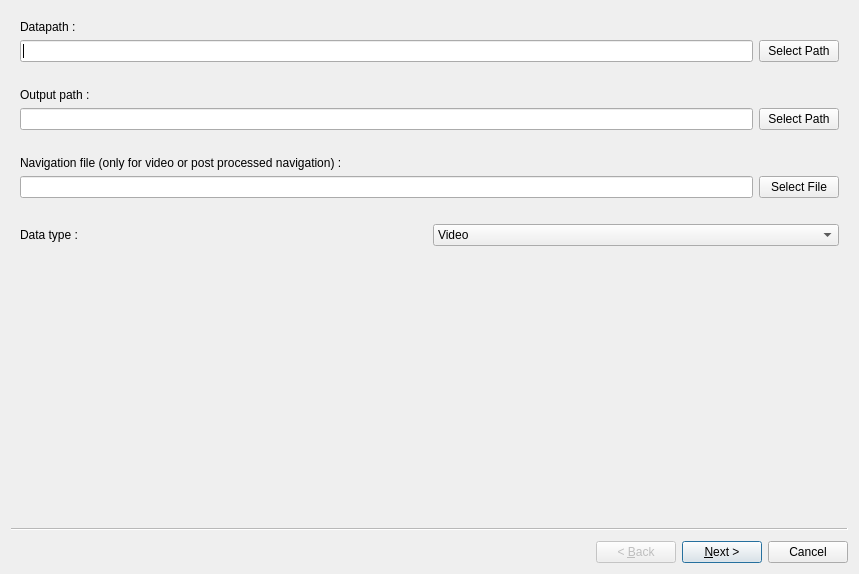
The window that Src/Tools/DataPreprocessingWizard/data_preprocessing_wizard.ui (IfremerUnderwater/Matisse) describes before a commit, drawn with Qt 5.
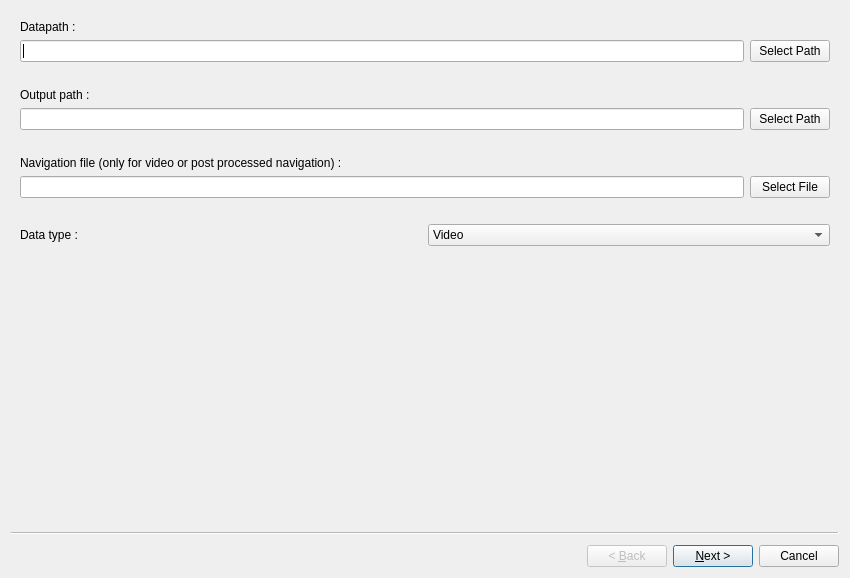
The same window after the commit.

What changed in the file:
```diff
--- a/Src/Tools/DataPreprocessingWizard/data_preprocessing_wizard.ui
+++ b/Src/Tools/DataPreprocessingWizard/data_preprocessing_wizard.ui
@@ -6,8 +6,8 @@
    <rect>
     <x>0</x>
     <y>0</y>
-    <width>859</width>
-    <height>574</height>
+    <width>850</width>
+    <height>578</height>
    </rect>
   </property>
   <property name="windowTitle">
```
Left out of the diff: 2 changed lines with no effect on the pictures.
